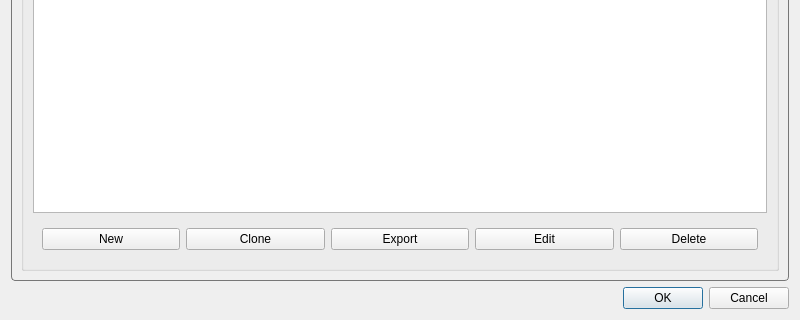
This is include/ui/setting/dialog_manage_routes.ui in shengmo0210/Throne as Qt 5 draws it before an edit; both pictures show x 0 to 800 and y 280 to 600 of the 800 by 600 pixel window. The edited form follows.
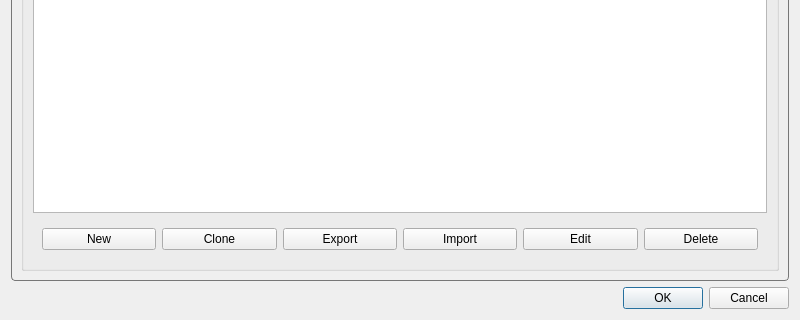
This is the edited form. The open tabs and pages were chosen to show the change.

Commit message: enhance route profile import/export && add deeplink support for it

```diff
--- a/include/ui/setting/dialog_manage_routes.ui
+++ b/include/ui/setting/dialog_manage_routes.ui
@@ -686,6 +686,13 @@
                </property>
               </widget>
              </item>
+             <item>
+              <widget class="QPushButton" name="import_route">
+               <property name="text">
+                <string>Import</string>
+               </property>
+              </widget>
+             </item>
              <item>
               <widget class="QPushButton" name="edit_route">
                <property name="text">
```
The commit also changes 10 other files.
